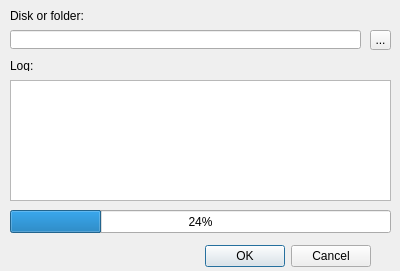
First picture: the form in finddata_dialog_base.ui, repository gloryvictory/qgis-plugin-finddata, before the edit.
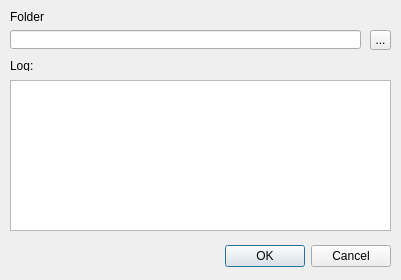
Second picture: the form after the edit.

Commit message: select folder first init

```diff
--- a/finddata_dialog_base.ui
+++ b/finddata_dialog_base.ui
@@ -6,17 +6,26 @@
    <rect>
     <x>0</x>
     <y>0</y>
-    <width>400</width>
-    <height>271</height>
+    <width>401</width>
+    <height>280</height>
    </rect>
   </property>
   <property name="windowTitle">
    <string>finddata</string>
   </property>
+  <property name="locale">
+   <locale language="English" country="UnitedStates"/>
+  </property>
+  <property name="sizeGripEnabled">
+   <bool>false</bool>
+  </property>
+  <property name="modal">
+   <bool>false</bool>
+  </property>
   <widget class="QDialogButtonBox" name="button_box">
    <property name="geometry">
     <rect>
-     <x>30</x>
+     <x>50</x>
      <y>240</y>
      <width>341</width>
      <height>32</height>
@@ -62,31 +71,24 @@
     </rect>
    </property>
    <property name="text">
-    <string>Disk or folder:</string>
+    <string>&lt;html&gt;&lt;head/&gt;&lt;body&gt;&lt;p&gt;Folder&lt;/p&gt;&lt;/body&gt;&lt;/html&gt;</string>
    </property>
   </widget>
-  <widget class="QProgressBar" name="progressBar">
-   <property name="geometry">
-    <rect>
-     <x>10</x>
-     <y>210</y>
-     <width>381</width>
-     <height>23</height>
-    </rect>
-   </property>
-   <property name="value">
-    <number>24</number>
-   </property>
-  </widget>
-  <widget class="QListView" name="listView">
+  <widget class="QListView" name="lvLog">
    <property name="geometry">
     <rect>
      <x>10</x>
      <y>80</y>
      <width>381</width>
-     <height>121</height>
+     <height>151</height>
     </rect>
    </property>
+   <property name="sizePolicy">
+    <sizepolicy hsizetype="Fixed" vsizetype="Fixed">
+     <horstretch>0</horstretch>
+     <verstretch>0</verstretch>
+    </sizepolicy>
+   </property>
   </widget>
   <widget class="QLabel" name="label_2">
    <property name="geometry">
```
Left out of the diff: 16 changed lines with no effect on the pictures. The commit also changes 2 other files.
